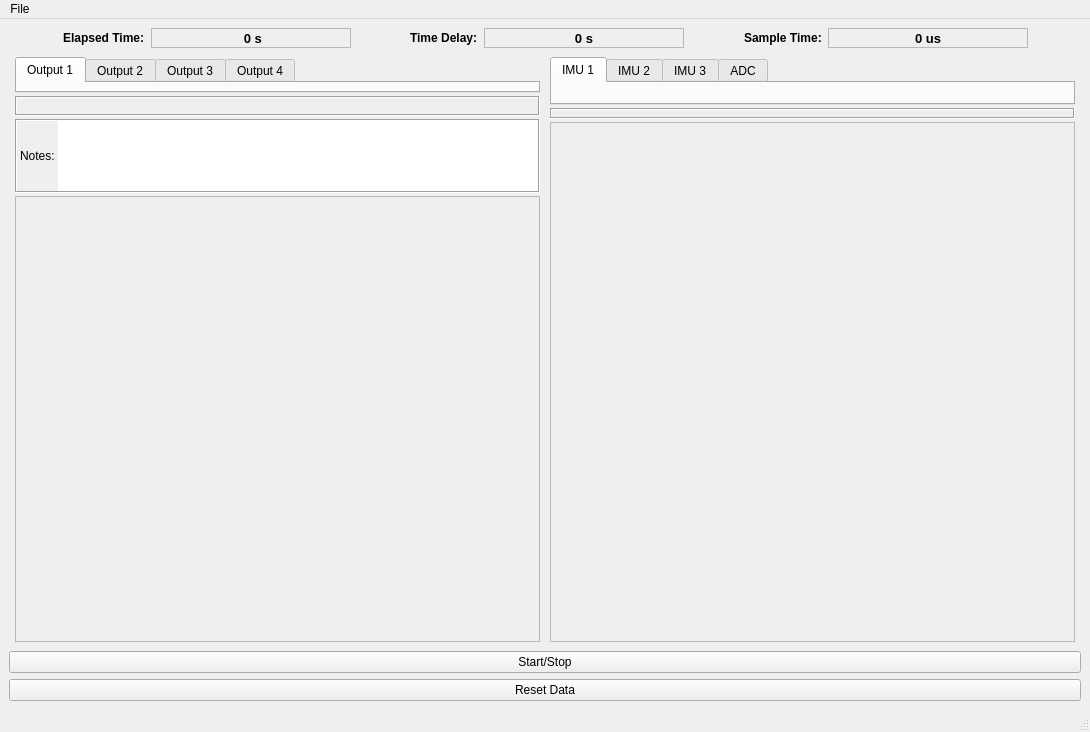
This is uifiles/VibViewWindow.ui in eduardobatista/ActVibSoftware as Qt 5 draws it before an edit. The edited form follows.
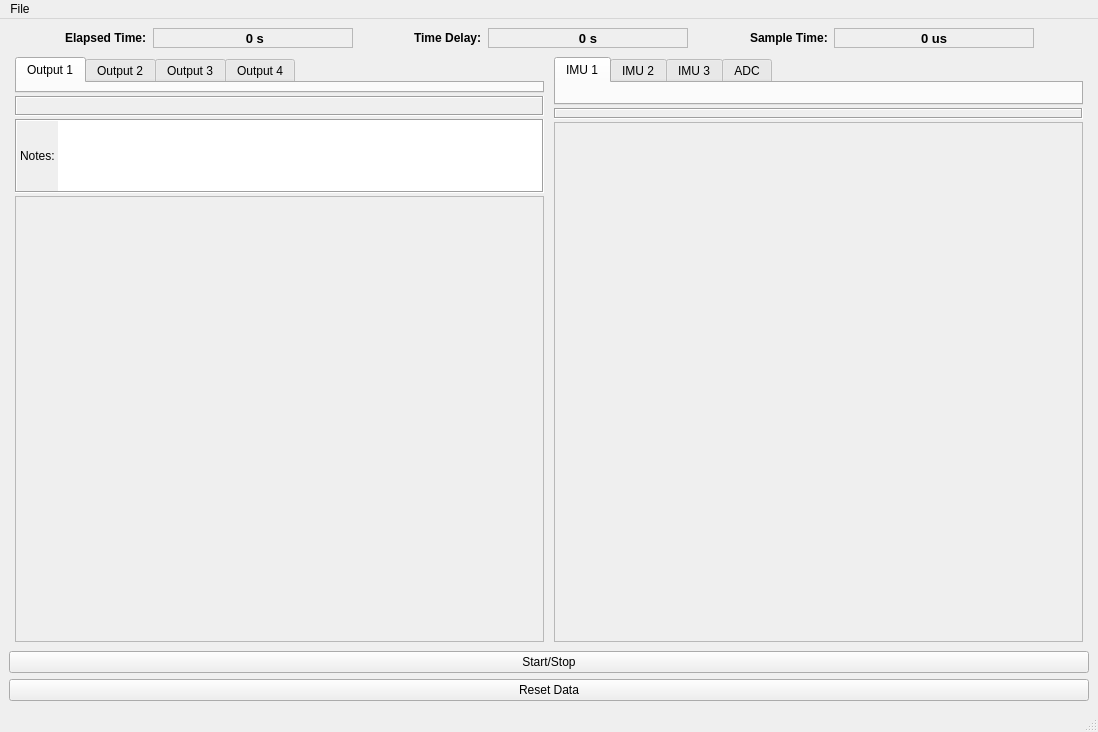
This is the edited form.

What changed in the file:
```diff
--- a/uifiles/VibViewWindow.ui
+++ b/uifiles/VibViewWindow.ui
@@ -6,7 +6,7 @@
    <rect>
     <x>0</x>
     <y>0</y>
-    <width>1090</width>
+    <width>1098</width>
     <height>732</height>
    </rect>
   </property>
@@ -803,8 +803,8 @@
     <rect>
      <x>0</x>
      <y>0</y>
-     <width>1090</width>
-     <height>21</height>
+     <width>1098</width>
+     <height>26</height>
     </rect>
    </property>
    <widget class="QMenu" name="menuArquivo">
```
Left out of the diff: 6 changed lines with no effect on the pictures.
